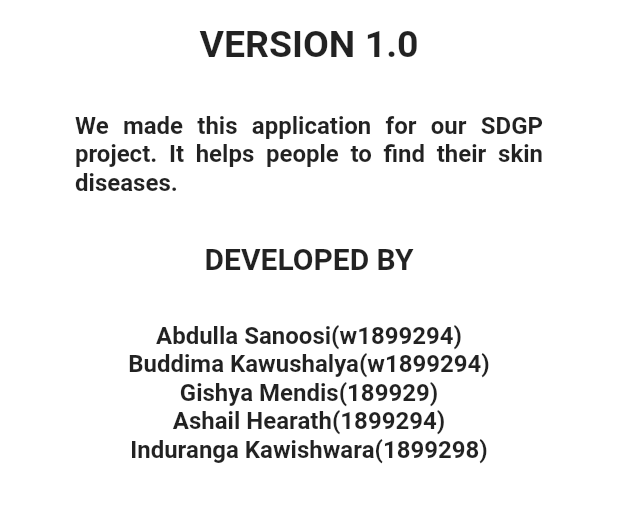
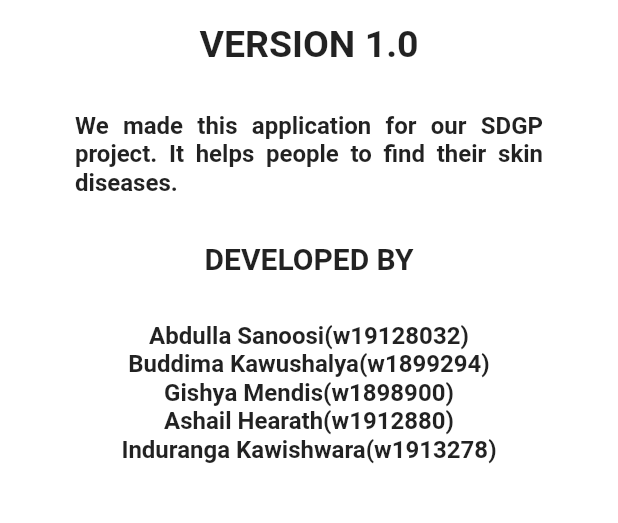
Before and after one commit to AbdullahSanoosi/DermaDX, a Flutter app: the Myaboutus screen opened directly, on a phone screen of 412 x 824 dp, the part 530-1053 px from its top. Run offline on Flutter 3.47's test engine with Material 2 defaults, Android fonts, the phone set to English and light mode, and no system bars; our stand-ins replace camera, cloud_firestore, firebase_auth, firebase_core, image_cropper, image_picker; accounts and stored records are empty; statements that could not run were skipped; project files that could hold a hidden picture were left out.

Commit message:
Update About_us.dart

```diff
--- a/lib/About_us.dart
+++ b/lib/About_us.dart
@@ -57,7 +57,7 @@ class Myaboutus extends StatelessWidget {
               const Padding(
                 padding: EdgeInsets.symmetric(horizontal: 30.0, vertical: 30.0),
                 child: Text(
-                  'Abdulla Sanoosi(w1899294)\nBuddima Kawushalya(w1899294)\nGishya Mendis(189929)\nAshail Hearath(1899294)\nInduranga Kawishwara(1899298)',
+                  'Abdulla Sanoosi(w19128032)\nBuddima Kawushalya(w1899294)\nGishya Mendis(w1898900)\nAshail Hearath(w1912880)\nInduranga Kawishwara(w1913278)',
                   style: TextStyle(fontWeight: FontWeight.bold, fontSize: 16),
                   textAlign: TextAlign.center,
                 ),
```
